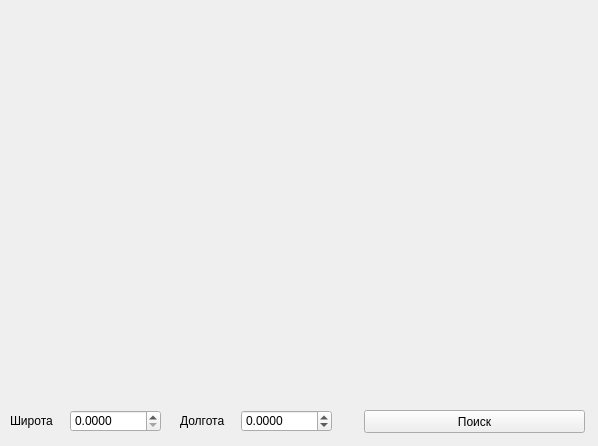
Qt form map.ui (pusheen1024/map) before a commit.
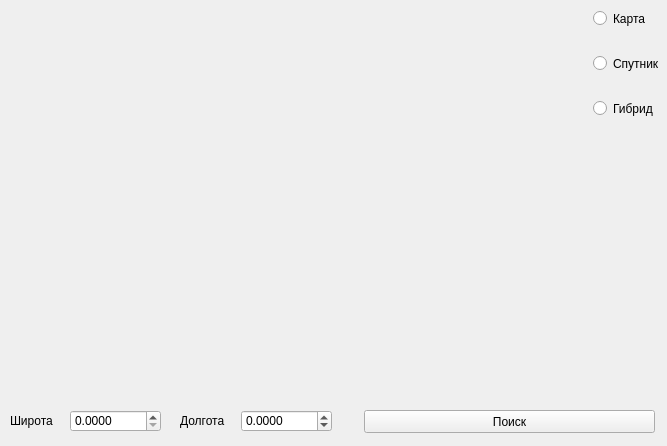
The same form after that commit.

What changed in the file:
```diff
--- a/map.ui
+++ b/map.ui
@@ -6,7 +6,7 @@
    <rect>
     <x>0</x>
     <y>0</y>
-    <width>598</width>
+    <width>667</width>
     <height>446</height>
    </rect>
   </property>
@@ -90,7 +90,7 @@
      <rect>
       <x>364</x>
       <y>410</y>
-      <width>221</width>
+      <width>291</width>
       <height>23</height>
      </rect>
     </property>
@@ -98,6 +98,54 @@
      <string>Поиск</string>
     </property>
    </widget>
+   <widget class="QRadioButton" name="mapButton">
+    <property name="geometry">
+     <rect>
+      <x>593</x>
+      <y>10</y>
+      <width>82</width>
+      <height>17</height>
+     </rect>
+    </property>
+    <property name="text">
+     <string>Карта</string>
+    </property>
+    <attribute name="buttonGroup">
+     <string notr="true">buttonGroup</string>
+    </attribute>
+   </widget>
+   <widget class="QRadioButton" name="satButton">
+    <property name="geometry">
+     <rect>
+      <x>593</x>
+      <y>55</y>
+      <width>82</width>
+      <height>17</height>
+     </rect>
+    </property>
+    <property name="text">
+     <string>Спутник</string>
+    </property>
+    <attribute name="buttonGroup">
+     <string notr="true">buttonGroup</string>
+    </attribute>
+   </widget>
+   <widget class="QRadioButton" name="hybridButton">
+    <property name="geometry">
+     <rect>
+      <x>593</x>
+      <y>100</y>
+      <width>82</width>
+      <height>17</height>
+     </rect>
+    </property>
+    <property name="text">
+     <string>Гибрид</string>
+    </property>
+    <attribute name="buttonGroup">
+     <string notr="true">buttonGroup</string>
+    </attribute>
+   </widget>
   </widget>
  </widget>
  <resources/>
```
Left out of the diff: 3 changed lines with no effect on the pictures.
